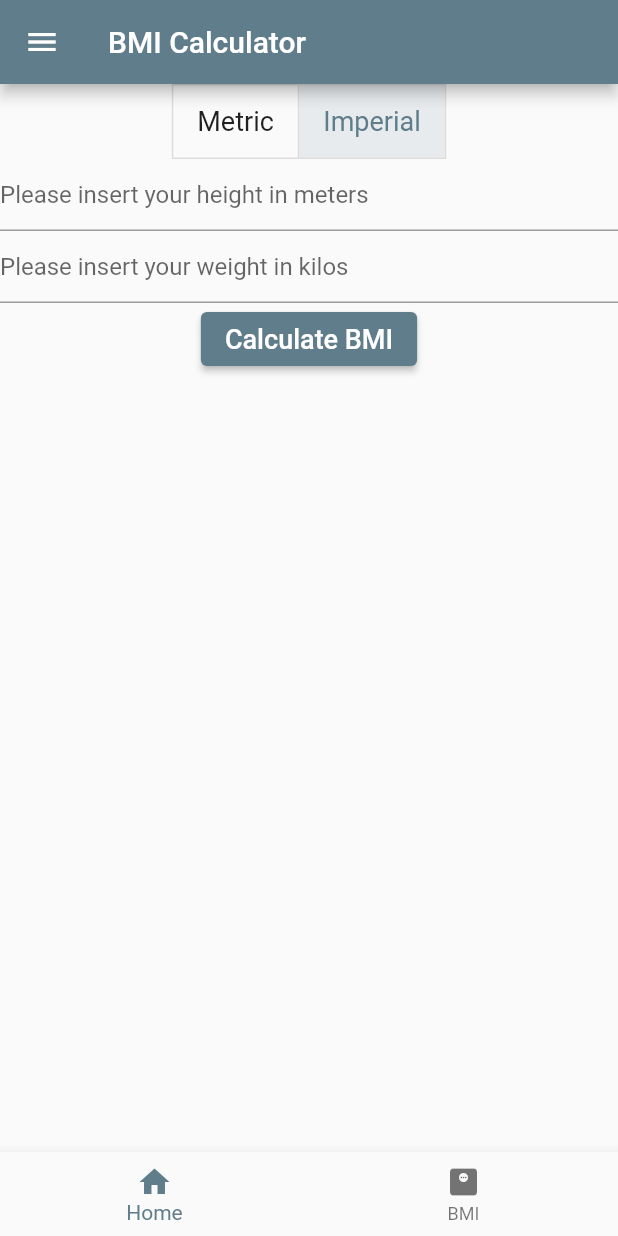
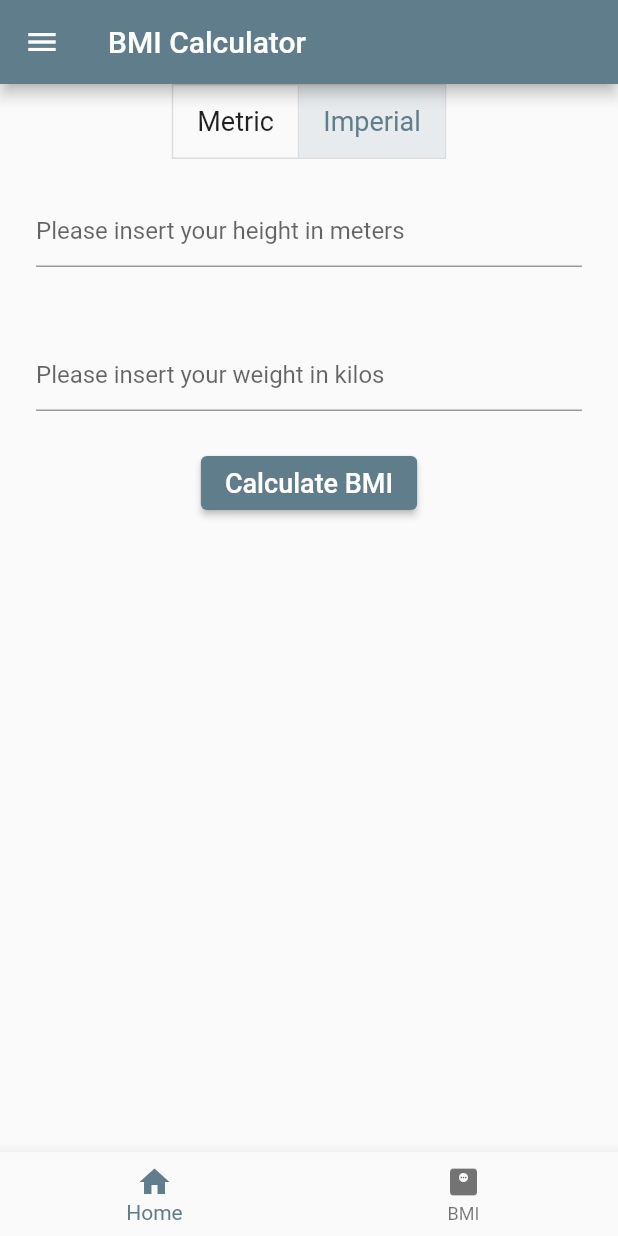
Before and after one commit to leowvazd/global_fitness, a Flutter app: the BmiScreen screen opened by its route, on a phone screen of 412 x 824 dp. Run offline on Flutter 3.47's test engine with Material 2 defaults, Android fonts, the phone set to English and light mode, and no system bars.

Commit message:
finished BMI Screen

```diff
--- a/lib/screens/bmi_screen.dart
+++ b/lib/screens/bmi_screen.dart
@@ -39,36 +39,47 @@ class _BmiScreenState extends State<BmiScreen> {
       appBar: AppBar(title: const Text('BMI Calculator')),
       bottomNavigationBar: const MenuBottom(),
       drawer: const MenuDrawer(),
-      body: Column(children: [
-        ToggleButtons(children: [
+      body: SingleChildScrollView(
+        child: Column(children: [
+          ToggleButtons(
+              isSelected: isSelected,
+              onPressed: toggleMeasure,
+              children: [
                 Padding(
-            padding: EdgeInsets.symmetric(horizontal: 16),
+                  padding: const EdgeInsets.symmetric(horizontal: 16),
                   child: Text('Metric', style: TextStyle(fontSize: fontSize)),
                 ),
                 Padding(
-            padding: EdgeInsets.symmetric(horizontal: 16),
+                  padding: const EdgeInsets.symmetric(horizontal: 16),
                   child: Text('Imperial', style: TextStyle(fontSize: fontSize)),
                 ),
-        ], isSelected: isSelected, onPressed: toggleMeasure),
-        TextField(
+              ]),
+          Padding(
+            padding: const EdgeInsets.all(24.0),
+            child: TextField(
               controller: txtHeight,
               keyboardType: TextInputType.number,
               decoration: InputDecoration(hintText: heightMessage),
             ),
-        TextField(
+          ),
+          Padding(
+            padding: const EdgeInsets.all(24.0),
+            child: TextField(
               controller: txtWeight,
               keyboardType: TextInputType.number,
               decoration: InputDecoration(hintText: weightMessage),
             ),
+          ),
           ElevatedButton(
+            onPressed: findBMI,
             child: Text('Calculate BMI', style: TextStyle(fontSize: fontSize)),
-          onPressed: () {},
           ),
           Text(
             result,
             style: TextStyle(fontSize: fontSize),
           )
         ]),
+      ),
     );
   }
 
@@ -84,4 +95,20 @@ class _BmiScreenState extends State<BmiScreen> {
       isSelected = [isMetric, isImperial];
     });
   }
+
+  void findBMI() {
+    double bmi = 0;
+    double height = double.tryParse(txtHeight.text) ?? 0;
+    double weight = double.tryParse(txtWeight.text) ?? 0;
+
+    if (isMetric) {
+      bmi = weight / (height * height);
+    } else {
+      bmi = weight * 703 / (height * height);
     }
+
+    setState(() {
+      result = 'Your BMi is ${bmi.toStringAsFixed(2)}';
+    });
+  }
+}
```
Lines whose indentation alone changed are shown as unchanged.
